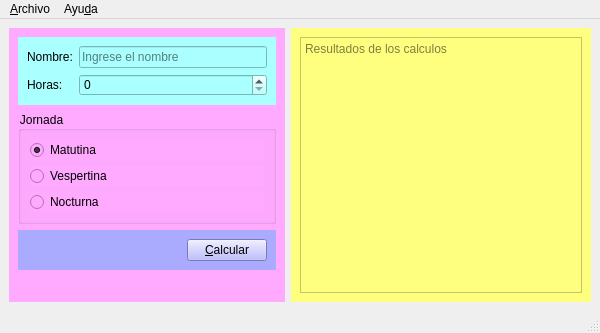
Above: salarios.ui from AnahiTupiza/Salarios before the change. Below: the same form after it.
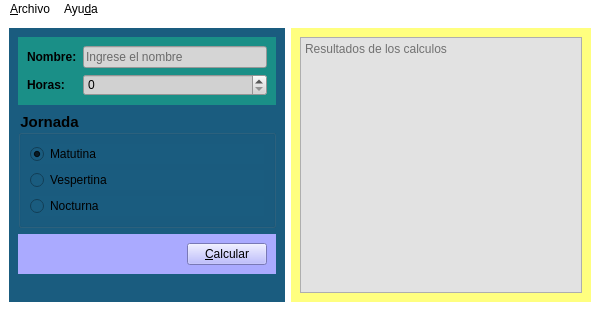
That is the form after the change. Icons and pictures are not drawn.

```diff
--- a/salarios.ui
+++ b/salarios.ui
@@ -19,6 +19,13 @@
   <property name="windowTitle">
    <string>Salarios</string>
   </property>
+  <property name="windowIcon">
+   <iconset resource="recursos.qrc">
+    <normaloff>:/recursos/img/icono.png.png</normaloff>:/recursos/img/icono.png.png</iconset>
+  </property>
+  <property name="styleSheet">
+   <string notr="true">background-color: rgb(255, 255, 255);</string>
+  </property>
   <widget class="QWidget" name="centralwidget">
    <layout class="QHBoxLayout" name="horizontalLayout_3">
     <item>
@@ -36,17 +43,22 @@
        </size>
       </property>
       <property name="styleSheet">
-       <string notr="true">background-color: rgb(255, 170, 255);</string>
+       <string notr="true">background-color: rgb(26, 92, 127);</string>
       </property>
       <layout class="QVBoxLayout" name="verticalLayout_2">
        <item>
         <widget class="QWidget" name="widget_3" native="true">
          <property name="styleSheet">
-          <string notr="true">background-color: rgb(170, 255, 255);</string>
+          <string notr="true">background-color: rgb(26, 143, 135);</string>
          </property>
          <layout class="QFormLayout" name="formLayout">
           <item row="0" column="0">
            <widget class="QLabel" name="label">
+            <property name="font">
+             <font>
+              <bold>true</bold>
+             </font>
+            </property>
             <property name="text">
              <string>Nombre:</string>
             </property>
@@ -54,6 +66,9 @@
           </item>
           <item row="0" column="1">
            <widget class="QLineEdit" name="inNombre">
+            <property name="styleSheet">
+             <string notr="true">background-color: rgb(213, 213, 213);</string>
+            </property>
             <property name="placeholderText">
              <string>Ingrese el nombre </string>
             </property>
@@ -61,19 +76,34 @@
           </item>
           <item row="1" column="0">
            <widget class="QLabel" name="label_2">
+            <property name="font">
+             <font>
+              <bold>true</bold>
+             </font>
+            </property>
             <property name="text">
              <string>Horas:</string>
             </property>
            </widget>
           </item>
           <item row="1" column="1">
-           <widget class="QSpinBox" name="inHoras"/>
+           <widget class="QSpinBox" name="inHoras">
+            <property name="styleSheet">
+             <string notr="true">background-color: rgb(209, 209, 209);</string>
+            </property>
+           </widget>
           </item>
          </layout>
         </widget>
        </item>
        <item>
         <widget class="QGroupBox" name="groupBox">
+         <property name="font">
+          <font>
+           <pointsize>11</pointsize>
+           <bold>true</bold>
+          </font>
+         </property>
          <property name="title">
           <string>Jornada</string>
          </property>
@@ -164,6 +194,10 @@
       <layout class="QHBoxLayout" name="horizontalLayout_2">
        <item>
         <widget class="QPlainTextEdit" name="outCalculos">
+         <property name="styleSheet">
+          <string notr="true">background-color: rgb(203, 203, 203);
+background-color: rgb(226, 226, 226);</string>
+         </property>
          <property name="readOnly">
           <bool>true</bool>
          </property>
```
Left out of the diff: 58 changed lines with no effect on the pictures.
